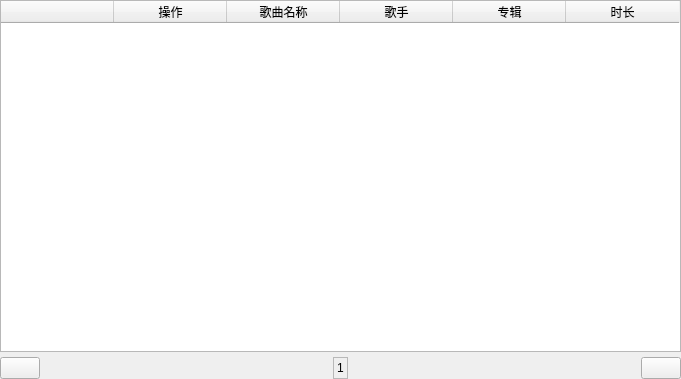
Above: Human-Interaction/Music_Play/likemusicwidget.ui from 100yang/Study before the change. Below: the same form after it.
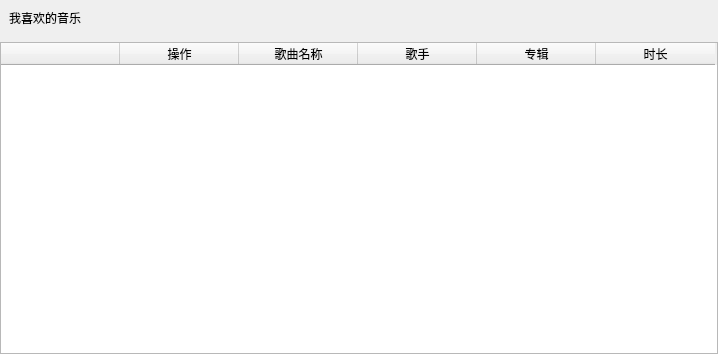
That is the form after the change. Icons and pictures are not drawn.

```diff
--- a/Human-Interaction/Music_Play/likemusicwidget.ui
+++ b/Human-Interaction/Music_Play/likemusicwidget.ui
@@ -6,17 +6,29 @@
    <rect>
     <x>0</x>
     <y>0</y>
-    <width>681</width>
-    <height>379</height>
+    <width>718</width>
+    <height>354</height>
    </rect>
   </property>
+  <property name="minimumSize">
+   <size>
+    <width>718</width>
+    <height>354</height>
+   </size>
+  </property>
+  <property name="maximumSize">
+   <size>
+    <width>718</width>
+    <height>354</height>
+   </size>
+  </property>
   <property name="windowTitle">
    <string>Form</string>
   </property>
+  <property name="autoFillBackground">
+   <bool>true</bool>
+  </property>
   <layout class="QVBoxLayout" name="verticalLayout">
-   <property name="spacing">
-    <number>5</number>
-   </property>
    <property name="leftMargin">
     <number>0</number>
    </property>
@@ -29,13 +41,32 @@
    <property name="bottomMargin">
     <number>0</number>
    </property>
+   <item>
+    <widget class="QWidget" name="widget" native="true">
+     <layout class="QHBoxLayout" name="horizontalLayout_2">
+      <item>
+       <widget class="QLabel" name="label">
+        <property name="styleSheet">
+         <string notr="true">font: 75 18pt &quot;DejaVu Sans Mono&quot;;</string>
+        </property>
+        <property name="text">
+         <string>我喜欢的音乐</string>
+        </property>
+        <property name="scaledContents">
+         <bool>true</bool>
+        </property>
+       </widget>
+      </item>
+     </layout>
+    </widget>
+   </item>
    <item>
     <widget class="QTableWidget" name="tableWidget">
      <property name="showGrid">
       <bool>false</bool>
      </property>
      <attribute name="horizontalHeaderDefaultSectionSize">
-      <number>113</number>
+      <number>119</number>
      </attribute>
      <attribute name="verticalHeaderVisible">
       <bool>false</bool>
@@ -72,68 +103,6 @@
      </column>
     </widget>
    </item>
-   <item>
-    <layout class="QHBoxLayout" name="horizontalLayout">
-     <item>
-      <widget class="QPushButton" name="prepagebtn">
-       <property name="text">
-        <string/>
-       </property>
-       <property name="icon">
-        <iconset>
-         <normaloff>Images/prepage.png</normaloff>Images/prepage.png</iconset>
-       </property>
-      </widget>
-     </item>
-     <item>
-      <spacer name="horizontalSpacer">
-       <property name="orientation">
-        <enum>Qt::Horizontal</enum>
-       </property>
-       <property name="sizeHint" stdset="0">
-        <size>
-         <width>40</width>
-         <height>20</height>
-        </size>
-       </property>
-      </spacer>
-     </item>
-     <item>
-      <widget class="QLabel" name="pagelabel">
-       <property name="frameShape">
-        <enum>QFrame::StyledPanel</enum>
-       </property>
-       <property name="text">
-        <string>1</string>
-       </property>
-      </widget>
-     </item>
-     <item>
-      <spacer name="horizontalSpacer_2">
-       <property name="orientation">
-        <enum>Qt::Horizontal</enum>
-       </property>
-       <property name="sizeHint" stdset="0">
-        <size>
-         <width>40</width>
-         <height>20</height>
-        </size>
-       </property>
-      </spacer>
-     </item>
-     <item>
-      <widget class="QPushButton" name="nextpagebtn">
-       <property name="text">
-        <string/>
-       </property>
-       <property name="icon">
-        <iconset>
-         <normaloff>Images/nextpage.png</normaloff>Images/nextpage.png</iconset>
-       </property>
-      </widget>
-     </item>
-    </layout>
-   </item>
   </layout>
  </widget>
  <resources/>
```
